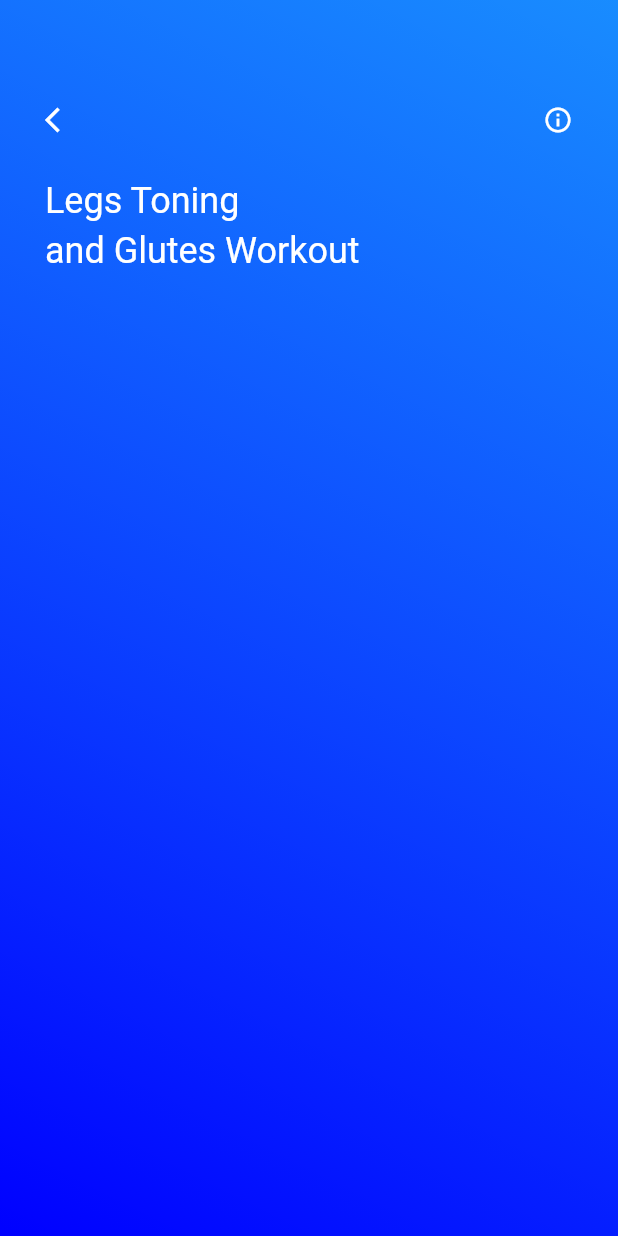
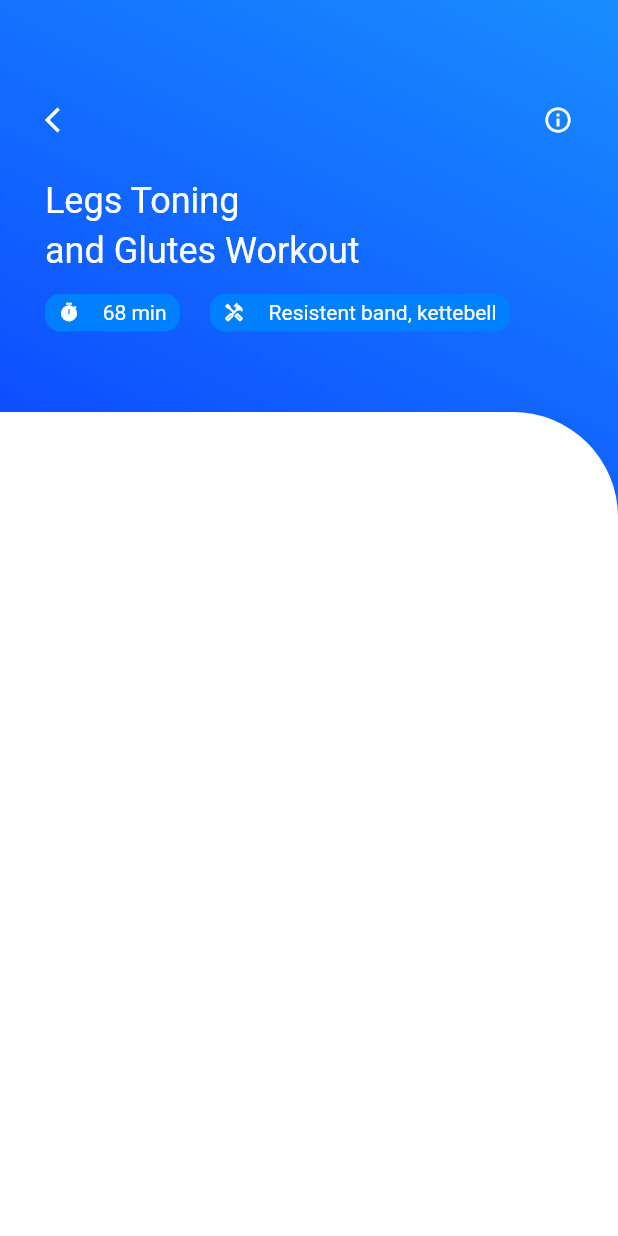
Before and after one commit to muhammadawaisyaseen/video-player-app, a Flutter app: the screen it shows after launch, on a phone screen of 412 x 824 dp. Run offline on Flutter 3.47's test engine with Material 2 defaults, Android fonts, the phone set to English and light mode, and no system bars.

Commit message:
Update video_info.dart

```diff
--- a/lib/video_info.dart
+++ b/lib/video_info.dart
@@ -20,8 +20,12 @@ class _VideoInfoState extends State<VideoInfo> {
         ),
         child: Column(
           children: [
-            Container(
-              padding: EdgeInsets.only(top: 70, left: 30, right: 30),
+            // Expended and flex(divide screens) is liay use kia hy taa k har device pay responsive ho ye chez hmesha Row/Column may use krty hyn.
+            Expanded(
+              flex: 1,
+              child: Container(
+                // color: Colors.red,
+                padding: const EdgeInsets.only(top: 70, left: 30, right: 30),
                 height: 300,
                 width: MediaQuery.of(context).size.width,
                 child: Column(
@@ -29,7 +33,8 @@ class _VideoInfoState extends State<VideoInfo> {
                   children: [
                     Row(
                       children: const [
-                      Icon(Icons.arrow_back_ios, size: 20, color: Colors.white),
+                        Icon(Icons.arrow_back_ios,
+                            size: 20, color: Colors.white),
                         Spacer(),
                         Icon(Icons.info_outline, size: 20, color: Colors.white),
                       ],
@@ -48,7 +53,79 @@ class _VideoInfoState extends State<VideoInfo> {
                       "and Glutes Workout",
                       style: TextStyle(fontSize: 24, color: Colors.white),
                     ),
+                    const SizedBox(height: 15),
+                    Row(
+                      children: [
+                        Container(
+                            padding: const EdgeInsets.only(left: 9, right: 9),
+                            width: 90,
+                            height: 25,
+                            decoration: BoxDecoration(
+                              borderRadius: BorderRadius.circular(10),
+                              gradient: const LinearGradient(
+                                  colors: [
+                                    Color.fromRGBO(0, 128, 255, 1),
+                                    Color.fromRGBO(0, 128, 255, 1)
                                   ],
+                                  begin: Alignment.bottomLeft,
+                                  end: Alignment.topRight),
+                            ),
+                            child: Row(
+                              children: const [
+                                Icon(
+                                  Icons.timer,
+                                  size: 14,
+                                  color: Colors.white,
+                                ),
+                                Spacer(),
+                                Text("68 min",
+                                    style: TextStyle(
+                                        fontSize: 14, color: Colors.white)),
+                              ],
+                            )),
+                        const SizedBox(width: 20),
+                        // roef  /// /  /  / / / / / / / / / / / /  / / / / / / / / / / / / / / / / /
+                        Container(
+                            padding: const EdgeInsets.only(left: 9, right: 9),
+                            width: 200,
+                            height: 25,
+                            decoration: BoxDecoration(
+                              borderRadius: BorderRadius.circular(10),
+                              gradient: const LinearGradient(
+                                  colors: [
+                                    Color.fromRGBO(0, 128, 255, 1),
+                                    Color.fromRGBO(0, 128, 255, 1)
+                                  ],
+                                  begin: Alignment.bottomLeft,
+                                  end: Alignment.topRight),
+                            ),
+                            child: Row(
+                              children: const [
+                                Icon(
+                                  Icons.handyman_outlined,
+                                  size: 14,
+                                  color: Colors.white,
+                                ),
+                                Spacer(),
+                                Text("Resistent band, kettebell",
+                                    style: TextStyle(
+                                        fontSize: 14, color: Colors.white)),
+                              ],
+                            )),
+                      ],
+                    )
+                  ],
+                ),
+              ),
+            ),
+            // Next Container is stsrted for videos part
+            Expanded(
+              flex: 2,
+              child: Container(
+                decoration: const BoxDecoration(
+                    color: Colors.white,
+                    borderRadius:
+                        BorderRadius.only(topRight: Radius.circular(70))),
               ),
             )
           ],
```
Lines whose indentation alone changed are shown as unchanged.
